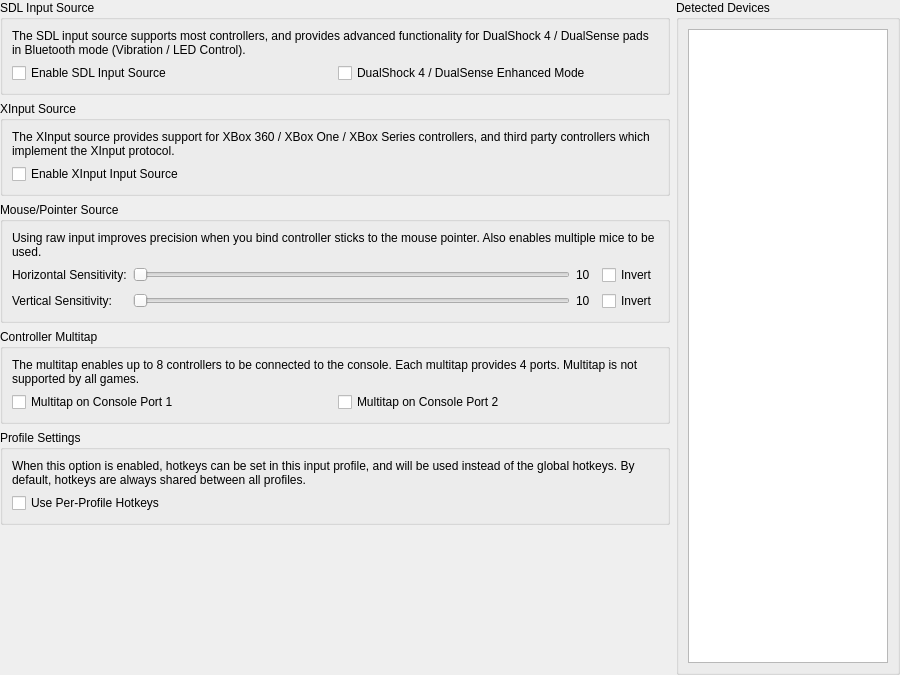
Old version of the form pcsx2-qt/Settings/ControllerGlobalSettingsWidget.ui in the repository PCSX2/pcsx2.
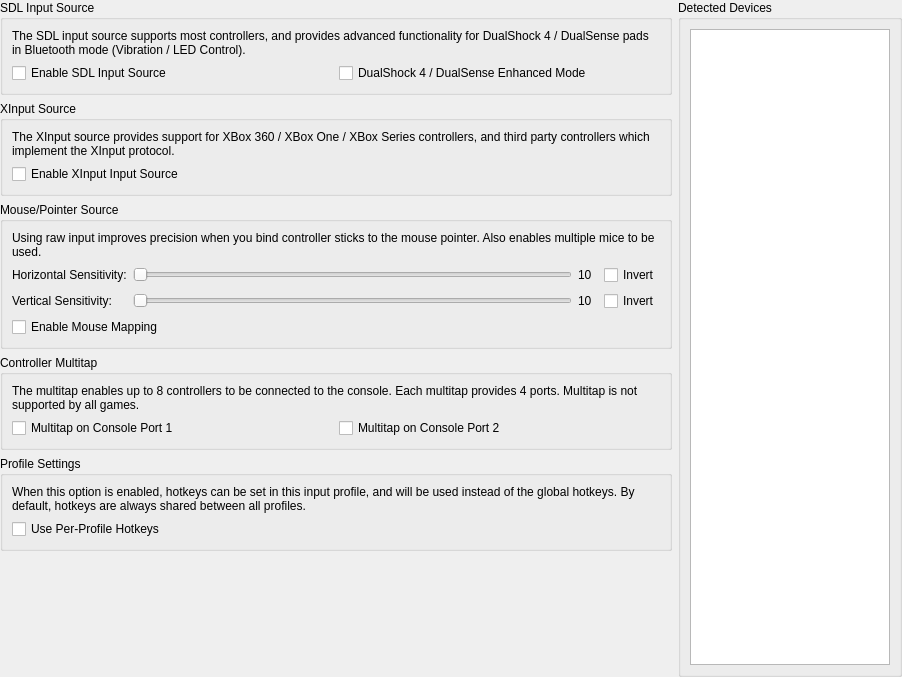
New version of the form.

Commit message: Qt: Make mouse mapping opt-in (less annoying)

Diff of the .ui file:
```diff
--- a/pcsx2-qt/Settings/ControllerGlobalSettingsWidget.ui
+++ b/pcsx2-qt/Settings/ControllerGlobalSettingsWidget.ui
@@ -6,8 +6,8 @@
    <rect>
     <x>0</x>
     <y>0</y>
-    <width>900</width>
-    <height>675</height>
+    <width>902</width>
+    <height>677</height>
    </rect>
   </property>
   <property name="windowTitle">
@@ -217,6 +217,13 @@
         </property>
        </widget>
       </item>
+      <item row="3" column="0" colspan="4">
+       <widget class="QCheckBox" name="enableMouseMapping">
+        <property name="text">
+         <string>Enable Mouse Mapping</string>
+        </property>
+       </widget>
+      </item>
      </layout>
     </widget>
    </item>
```
Left out of the diff: 154 changed lines with no effect on the pictures. The commit also changes 5 other files.
